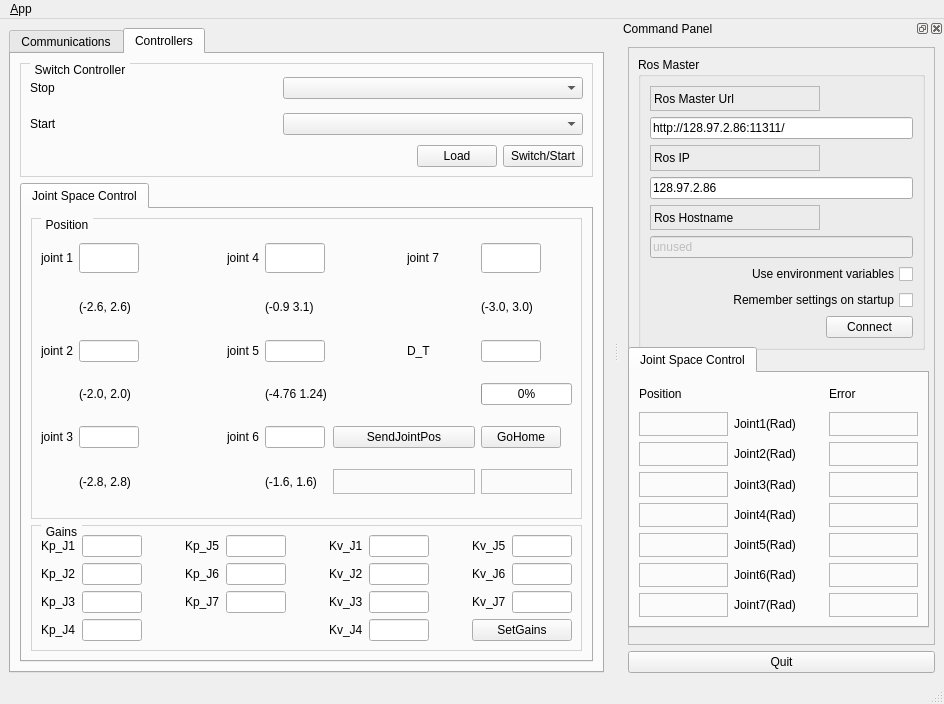
This is barrett_control/barrett_controller_switcher/ui/main_window.ui in ZhengYi0310/eve_workspace_14.04 as Qt 5 draws it before an edit. The edited form follows.
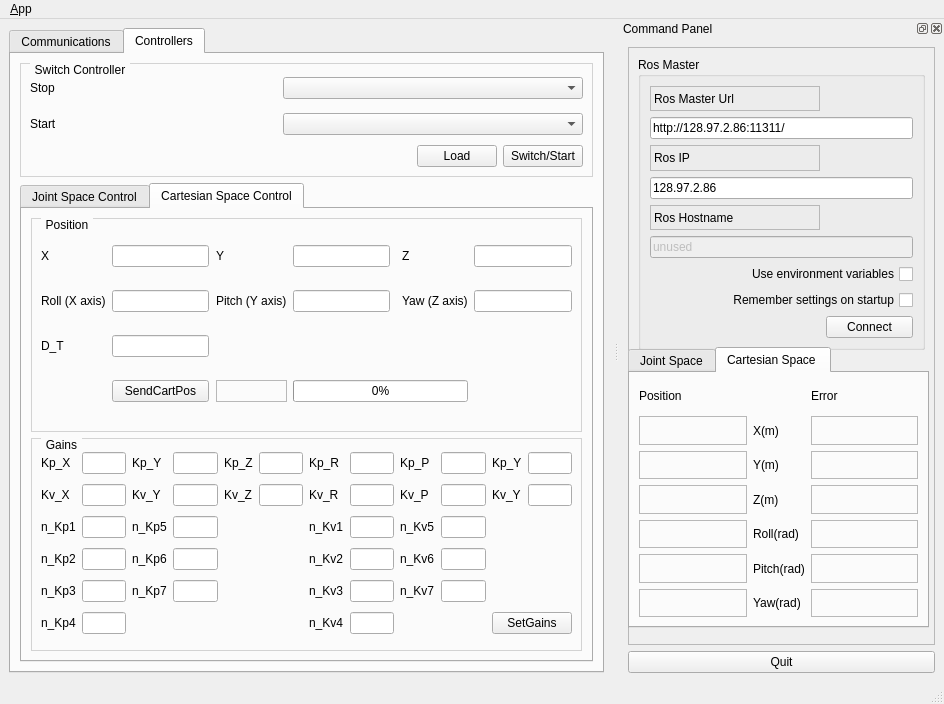
This is the edited form. Icons and pictures are not drawn.

```diff
--- a/barrett_control/barrett_controller_switcher/ui/main_window.ui
+++ b/barrett_control/barrett_controller_switcher/ui/main_window.ui
@@ -21,7 +21,7 @@
    <locale language="English" country="Australia"/>
   </property>
   <widget class="QWidget" name="centralwidget">
-   <layout class="QVBoxLayout" name="verticalLayout_4">
+   <layout class="QVBoxLayout" name="verticalLayout_3">
     <item>
      <widget class="QTabWidget" name="tab_manager">
       <property name="minimumSize">
@@ -192,6 +192,21 @@
         </item>
         <item>
          <widget class="QTabWidget" name="ControllersTabWidget">
+          <property name="styleSheet">
+           <string notr="true">QGroupBox {
+    border: 1px solid lightgray;
+    margin-top: 0.5em;
+}
+
+QGroupBox::title {
+    subcontrol-origin: margin;
+    left: 10px;
+    padding: 0 3px 0 3px;
+}</string>
+          </property>
+          <property name="currentIndex">
+           <number>1</number>
+          </property>
           <widget class="QWidget" name="JointSpaceControlTab">
            <attribute name="title">
             <string>Joint Space Control</string>
@@ -984,6 +999,456 @@
             </item>
            </layout>
           </widget>
+          <widget class="QWidget" name="CartesianSpaceControlTab">
+           <attribute name="title">
+            <string>Cartesian Space Control</string>
+           </attribute>
+           <layout class="QVBoxLayout" name="verticalLayout_4">
+            <item>
+             <widget class="QGroupBox" name="CartesianSpacePosGroupBox">
+              <property name="title">
+               <string>Position</string>
+              </property>
+              <layout class="QGridLayout" name="gridLayout_7">
+               <item row="0" column="0">
+                <widget class="QLabel" name="CartPosXLabel">
+                 <property name="text">
+                  <string>X</string>
+                 </property>
+                </widget>
+               </item>
+               <item row="0" column="1">
+                <widget class="QLineEdit" name="CartPosXText"/>
+               </item>
+               <item row="0" column="2">
+                <spacer name="horizontalSpacer_5">
+                 <property name="orientation">
+                  <enum>Qt::Horizontal</enum>
+                 </property>
+                 <property name="sizeHint" stdset="0">
+                  <size>
+                   <width>11</width>
+                   <height>20</height>
+                  </size>
+                 </property>
+                </spacer>
+               </item>
+               <item row="0" column="3">
+                <widget class="QLabel" name="CartPosYLabel">
+                 <property name="text">
+                  <string>Y</string>
+                 </property>
+                </widget>
+               </item>
+               <item row="0" column="4">
+                <widget class="QLineEdit" name="CartPosYText"/>
+               </item>
+               <item row="0" column="5">
+                <spacer name="horizontalSpacer_7">
+                 <property name="orientation">
+                  <enum>Qt::Horizontal</enum>
+                 </property>
+                 <property name="sizeHint" stdset="0">
+                  <size>
+                   <width>7</width>
+                   <height>20</height>
+                  </size>
+                 </property>
+                </spacer>
+               </item>
+               <item row="0" column="6">
+                <widget class="QLabel" name="CartPosZLabel">
+                 <property name="text">
+                  <string>Z</string>
+                 </property>
+                </widget>
+               </item>
+               <item row="0" column="7">
+                <widget class="QLineEdit" name="CartPosZText"/>
+               </item>
+               <item row="1" column="0">
+                <widget class="QLabel" name="CartPosRollLabel">
+                 <property name="text">
+                  <string>Roll (X axis)</string>
+                 </property>
+                </widget>
+               </item>
+               <item row="1" column="1">
+                <widget class="QLineEdit" name="CartPosRollText"/>
+               </item>
+               <item row="1" column="2">
+                <spacer name="horizontalSpacer_6">
+                 <property name="orientation">
+                  <enum>Qt::Horizontal</enum>
+                 </property>
+                 <property name="sizeHint" stdset="0">
+                  <size>
+                   <width>11</width>
+                   <height>20</height>
+                  </size>
+                 </property>
+                </spacer>
+               </item>
+               <item row="1" column="3">
+                <widget class="QLabel" name="CartPosPitchLabel">
+                 <property name="text">
+                  <string>Pitch (Y axis)</string>
+                 </property>
+                </widget>
+               </item>
+               <item row="1" column="4">
+                <widget class="QLineEdit" name="CartPosPitchText"/>
+               </item>
+               <item row="1" column="5">
+                <spacer name="horizontalSpacer_8">
+                 <property name="orientation">
+                  <enum>Qt::Horizontal</enum>
+                 </property>
+                 <property name="sizeHint" stdset="0">
+                  <size>
+                   <width>7</width>
+                   <height>20</height>
+                  </size>
+                 </property>
+                </spacer>
+               </item>
+               <item row="1" column="6">
+                <widget class="QLabel" name="CartPosYawLabel">
+                 <property name="text">
+                  <string>Yaw (Z axis)</string>
+                 </property>
+                </widget>
+               </item>
+               <item row="1" column="7">
+                <widget class="QLineEdit" name="CartPosYawText"/>
+               </item>
+               <item row="2" column="0">
+                <widget class="QLabel" name="CartPosDurationLabel">
+                 <property name="text">
+                  <string>D_T</string>
+                 </property>
+                </widget>
+               </item>
+               <item row="2" column="1">
+                <widget class="QLineEdit" name="CartPosDurationText"/>
+               </item>
+               <item row="3" column="1">
+                <widget class="QPushButton" name="button_SendCartPos">
+                 <property name="text">
+                  <string>SendCartPos</string>
+                 </property>
+                </widget>
+               </item>
+               <item row="3" column="3">
+                <widget class="QLabel" name="CartPosSentLabel">
+                 <property name="sizePolicy">
+                  <sizepolicy hsizetype="Preferred" vsizetype="Preferred">
+                   <horstretch>20</horstretch>
+                   <verstretch>0</verstretch>
+                  </sizepolicy>
+                 </property>
+                 <property name="minimumSize">
+                  <size>
+                   <width>70</width>
+                   <height>0</height>
+                  </size>
+                 </property>
+                 <property name="frameShape">
+                  <enum>QFrame::StyledPanel</enum>
+                 </property>
+                 <property name="text">
+                  <string/>
+                 </property>
+                </widget>
+               </item>
+               <item row="3" column="4" colspan="3">
+                <widget class="QProgressBar" name="progressBar_CartPos">
+                 <property name="value">
+                  <number>0</number>
+                 </property>
+                </widget>
+               </item>
+              </layout>
+             </widget>
+            </item>
+            <item>
+             <widget class="QGroupBox" name="CartesianSpaceGainGroupBox">
+              <property name="title">
+               <string>Gains</string>
+              </property>
+              <layout class="QGridLayout" name="gridLayout_8">
+               <item row="0" column="0">
+                <widget class="QLabel" name="CartPosXGainLabel_Kp">
+                 <property name="text">
+                  <string>Kp_X</string>
+                 </property>
+                </widget>
+               </item>
+               <item row="0" column="1">
+                <widget class="QLineEdit" name="CartPosXGainText_Kp"/>
+               </item>
+               <item row="0" column="2">
+                <widget class="QLabel" name="CartPosYGainLabel_Kp">
+                 <property name="text">
+                  <string>Kp_Y</string>
+                 </property>
+                </widget>
+               </item>
+               <item row="0" column="3">
+                <widget class="QLineEdit" name="CartPosYGainText_Kp"/>
+               </item>
+               <item row="0" column="4">
+                <widget class="QLabel" name="CartPosZGainLabel_Kp">
+                 <property name="text">
+                  <string>Kp_Z</string>
+                 </property>
+                </widget>
+               </item>
+               <item row="0" column="5">
+                <widget class="QLineEdit" name="CartPosZGainText_Kp"/>
+               </item>
+               <item row="0" column="6">
+                <widget class="QLabel" name="CartPosRollGainLabel_Kp">
+                 <property name="text">
+                  <string>Kp_R</string>
+                 </property>
+                </widget>
+               </item>
+               <item row="0" column="7">
+                <widget class="QLineEdit" name="CartPosRollGainText_Kp"/>
+               </item>
+               <item row="0" column="8">
+                <widget class="QLabel" name="CartPosPitchGainLabel_Kp">
+                 <property name="text">
+                  <string>Kp_P</string>
+                 </property>
+                </widget>
+               </item>
+               <item row="0" column="9">
+                <widget class="QLineEdit" name="CartPosPitchGainText_Kp"/>
+               </item>
+               <item row="0" column="10">
+                <widget class="QLabel" name="CartPosYawGainLabel_Kp">
+                 <property name="text">
+                  <string>Kp_Y</string>
+                 </property>
+                </widget>
+               </item>
+               <item row="0" column="11">
+                <widget class="QLineEdit" name="CartPosYawGainText_Kp"/>
+               </item>
+               <item row="1" column="0">
+                <widget class="QLabel" name="CartPosXGainLabel_Kv">
+                 <property name="text">
+                  <string>Kv_X</string>
+                 </property>
+                </widget>
+               </item>
+               <item row="1" column="1">
+                <widget class="QLineEdit" name="CartPosXGainText_Kv"/>
+               </item>
+               <item row="1" column="2">
+                <widget class="QLabel" name="CartPosYGainLabel_Kv">
+                 <property name="text">
+                  <string>Kv_Y</string>
+                 </property>
+                </widget>
+               </item>
+               <item row="1" column="3">
+                <widget class="QLineEdit" name="CartPosYGainText_Kv"/>
+               </item>
+               <item row="1" column="4">
+                <widget class="QLabel" name="CartPosZGainLabel_Kv">
+                 <property name="text">
+                  <string>Kv_Z</string>
+                 </property>
+                </widget>
+               </item>
+               <item row="1" column="5">
+                <widget class="QLineEdit" name="CartPosZGainText_Kv"/>
+               </item>
+               <item row="1" column="6">
+                <widget class="QLabel" name="CartPosRollGainLabel_Kv">
+                 <property name="text">
+                  <string>Kv_R</string>
+                 </property>
+                </widget>
+               </item>
+               <item row="1" column="7">
+                <widget class="QLineEdit" name="CartPosRollGainText_Kv"/>
+               </item>
+               <item row="1" column="8">
+                <widget class="QLabel" name="CartPosPitchGainLabel_Kv">
+                 <property name="text">
+                  <string>Kv_P</string>
+                 </property>
+                </widget>
+               </item>
+               <item row="1" column="9">
+                <widget class="QLineEdit" name="CartPosPitchGainText_Kv"/>
+               </item>
+               <item row="1" column="10">
+                <widget class="QLabel" name="CartPosYawGainLabel_Kv">
+                 <property name="text">
+                  <string>Kv_Y</string>
+                 </property>
+                </widget>
+               </item>
+               <item row="1" column="11">
+                <widget class="QLineEdit" name="CartPosYawGainText_Kv"/>
+               </item>
+               <item row="2" column="0">
+                <widget class="QLabel" name="JointGainLabel_nullKp_1">
+                 <property name="text">
+                  <string>n_Kp1</string>
+                 </property>
+                </widget>
+               </item>
+               <item row="2" column="1">
+                <widget class="QLineEdit" name="JointGainText_nullKp_1"/>
+               </item>
+               <item row="2" column="2">
+                <widget class="QLabel" name="JointGainLabel_nullKp_5">
+                 <property name="text">
+                  <string>n_Kp5</string>
+                 </property>
+                </widget>
+               </item>
+               <item row="2" column="3">
+                <widget class="QLineEdit" name="JointGainText_nullKp_5"/>
+               </item>
+               <item row="2" column="6">
+                <widget class="QLabel" name="JointGainLabel_nullKv_1">
+                 <property name="text">
+                  <string>n_Kv1</string>
+                 </property>
+                </widget>
+               </item>
+               <item row="2" column="7">
+                <widget class="QLineEdit" name="JointGainText_nullKv_1"/>
+               </item>
+               <item row="2" column="8">
+                <widget class="QLabel" name="JointGainLabel_nullKv_5">
+                 <property name="text">
+                  <string>n_Kv5</string>
+                 </property>
+                </widget>
+               </item>
+               <item row="2" column="9">
+                <widget class="QLineEdit" name="JointGainText_nullKv_5"/>
+               </item>
+               <item row="3" column="0">
+                <widget class="QLabel" name="JointGainLabel_nullKp_2">
+                 <property name="text">
+                  <string>n_Kp2</string>
+                 </property>
+                </widget>
+               </item>
+               <item row="3" column="1">
+                <widget class="QLineEdit" name="JointGainText_nullKp_2"/>
+               </item>
+               <item row="3" column="2">
+                <widget class="QLabel" name="JointGainLabel_nullKp_6">
+                 <property name="text">
+                  <string>n_Kp6</string>
+                 </property>
+                </widget>
+               </item>
+               <item row="3" column="3">
+                <widget class="QLineEdit" name="JointGainText_nullKp_6"/>
+               </item>
+               <item row="3" column="6">
+                <widget class="QLabel" name="JointGainLabel_nullKv_2">
+                 <property name="text">
+                  <string>n_Kv2</string>
+                 </property>
+                </widget>
+               </item>
+               <item row="3" column="7">
+                <widget class="QLineEdit" name="JointGainText_nullKv_2"/>
+               </item>
+               <item row="3" column="8">
+                <widget class="QLabel" name="JointGainLabel_nullKv_6">
+                 <property name="text">
+                  <string>n_Kv6</string>
+                 </property>
+                </widget>
+               </item>
+               <item row="3" column="9">
+                <widget class="QLineEdit" name="JointGainText_nullKv_6"/>
+               </item>
+               <item row="4" column="0">
+                <widget class="QLabel" name="JointGainLabel_nullKp_3">
+                 <property name="text">
+                  <string>n_Kp3</string>
+                 </property>
+                </widget>
+               </item>
+               <item row="4" column="1">
+                <widget class="QLineEdit" name="JointGainText_nullKp_3"/>
+               </item>
+               <item row="4" column="2">
+                <widget class="QLabel" name="JointGainLabel_nullKp_7">
+                 <property name="text">
+                  <string>n_Kp7</string>
+                 </property>
+                </widget>
+               </item>
+               <item row="4" column="3">
+                <widget class="QLineEdit" name="JointGainText_nullKp_7"/>
+               </item>
+               <item row="4" column="6">
+                <widget class="QLabel" name="JointGainLabel_nullKv_3">
+                 <property name="text">
+                  <string>n_Kv3</string>
+                 </property>
+                </widget>
+               </item>
+               <item row="4" column="7">
+                <widget class="QLineEdit" name="JointGainText_nullKv_3"/>
+               </item>
+               <item row="4" column="8">
+                <widget class="QLabel" name="JointGainLabel_nullKv_7">
+                 <property name="text">
+                  <string>n_Kv7</string>
+                 </property>
+                </widget>
+               </item>
+               <item row="4" column="9">
+                <widget class="QLineEdit" name="JointGainText_nullKv_7"/>
+               </item>
+               <item row="5" column="0">
+                <widget class="QLabel" name="JointGainLabel_nullKp_4">
+                 <property name="text">
+                  <string>n_Kp4</string>
+                 </property>
+                </widget>
+               </item>
+               <item row="5" column="1">
+                <widget class="QLineEdit" name="JointGainText_nullKp_4"/>
+               </item>
+               <item row="5" column="6">
+                <widget class="QLabel" name="JointGainLabel_nullKv_4">
+                 <property name="text">
+                  <string>n_Kv4</string>
+                 </property>
+                </widget>
+               </item>
+               <item row="5" column="7">
+                <widget class="QLineEdit" name="JointGainText_nullKv_4"/>
+               </item>
+               <item row="5" column="10" colspan="2">
+                <widget class="QPushButton" name="button_SetGainsCart">
+                 <property name="text">
+                  <string>SetGains</string>
+                 </property>
+                </widget>
+               </item>
+              </layout>
+             </widget>
+            </item>
+           </layout>
+          </widget>
          </widget>
         </item>
        </layout>
@@ -1195,9 +1660,12 @@
           <height>281</height>
          </rect>
         </property>
+        <property name="currentIndex">
+         <number>1</number>
+        </property>
         <widget class="QWidget" name="JointSpaceControlState">
          <attribute name="title">
-          <string>Joint Space Control</string>
+          <string>Joint Space</string>
          </attribute>
          <layout class="QGridLayout" name="gridLayout_4">
           <item row="0" column="0">
@@ -1405,6 +1873,207 @@
           </item>
          </layout>
         </widget>
+        <widget class="QWidget" name="CartesianSpaceControlStatetab">
+         <attribute name="title">
+          <string>Cartesian Space </string>
+         </attribute>
+         <layout class="QGridLayout" name="gridLayout_9">
+          <item row="0" column="0">
+           <widget class="QLabel" name="CartesianPositionLabel">
+            <property name="text">
+             <string>Position</string>
+            </property>
+           </widget>
+          </item>
+          <item row="0" column="2">
+           <widget class="QLabel" name="CartesianErrorLabel">
+            <property name="text">
+             <string>Error</string>
+            </property>
+           </widget>
+          </item>
+          <item row="1" column="0">
+           <widget class="QLabel" name="CartPosX_Val">
+            <property name="frameShape">
+             <enum>QFrame::StyledPanel</enum>
+            </property>
+            <property name="text">
+             <string/>
+            </property>
+           </widget>
+          </item>
+          <item row="1" column="1">
+           <widget class="QLabel" name="CartPosXStateLabel">
+            <property name="sizePolicy">
+             <sizepolicy hsizetype="Fixed" vsizetype="Preferred">
+              <horstretch>0</horstretch>
+              <verstretch>0</verstretch>
+             </sizepolicy>
+            </property>
+            <property name="text">
+             <string>X(m)</string>
+            </property>
+           </widget>
+          </item>
+          <item row="1" column="2">
+           <widget class="QLabel" name="CartErrorX_Val">
+            <property name="frameShape">
+             <enum>QFrame::StyledPanel</enum>
+            </property>
+            <property name="text">
+             <string/>
+            </property>
+           </widget>
+          </item>
+          <item row="2" column="0">
+           <widget class="QLabel" name="CartPosY_Val">
+            <property name="frameShape">
+             <enum>QFrame::StyledPanel</enum>
+            </property>
+            <property name="text">
+             <string/>
+            </property>
+           </widget>
+          </item>
+          <item row="2" column="1">
+           <widget class="QLabel" name="CartPosYStateLabel">
+            <property name="sizePolicy">
+             <sizepolicy hsizetype="Fixed" vsizetype="Preferred">
+              <horstretch>0</horstretch>
+              <verstretch>0</verstretch>
+             </sizepolicy>
+            </property>
+            <property name="text">
+             <string>Y(m)</string>
+            </property>
+           </widget>
+          </item>
+          <item row="2" column="2">
+           <widget class="QLabel" name="CartErrorY_Val">
+            <property name="frameShape">
+             <enum>QFrame::StyledPanel</enum>
+            </property>
+            <property name="text">
+             <string/>
+            </property>
+           </widget>
+          </item>
+          <item row="3" column="0">
+           <widget class="QLabel" name="CartPosZ_Val">
+            <property name="frameShape">
+             <enum>QFrame::StyledPanel</enum>
+            </property>
+            <property name="text">
+             <string/>
+            </property>
+           </widget>
+          </item>
+          <item row="3" column="1">
+           <widget class="QLabel" name="CartPosZStateLabel">
+            <property name="sizePolicy">
+             <sizepolicy hsizetype="Fixed" vsizetype="Preferred">
+              <horstretch>0</horstretch>
+              <verstretch>0</verstretch>
+             </sizepolicy>
+            </property>
+            <property name="text">
+             <string>Z(m)</string>
+            </property>
+           </widget>
+          </item>
+          <item row="3" column="2">
+           <widget class="QLabel" name="CartErrorZ_Val">
+            <property name="frameShape">
+             <enum>QFrame::StyledPanel</enum>
+            </property>
+            <property name="text">
+             <string/>
+            </property>
+           </widget>
+          </item>
+          <item row="4" column="0">
+           <widget class="QLabel" name="CartPosRoll_Val">
+            <property name="frameShape">
+             <enum>QFrame::StyledPanel</enum>
+            </property>
+            <property name="text">
+             <string/>
+            </property>
+           </widget>
+          </item>
+          <item row="4" column="1">
+           <widget class="QLabel" name="CartPosRollStateLabel">
+            <property name="text">
+             <string>Roll(rad)</string>
+            </property>
+           </widget>
+          </item>
+          <item row="4" column="2">
+           <widget class="QLabel" name="CartErrorRoll_Val">
+            <property name="frameShape">
+             <enum>QFrame::StyledPanel</enum>
+            </property>
+            <property name="text">
+             <string/>
+            </property>
+           </widget>
+          </item>
+          <item row="5" column="0">
+           <widget class="QLabel" name="CartPosYaw_Val">
+            <property name="frameShape">
+             <enum>QFrame::StyledPanel</enum>
+            </property>
+            <property name="text">
+             <string/>
+            </property>
+           </widget>
+          </item>
+          <item row="5" column="1">
+           <widget class="QLabel" name="CartPosPitchStateLabel">
+            <property name="text">
+             <string>Pitch(rad)</string>
+            </property>
+           </widget>
+          </item>
+          <item row="5" column="2">
+           <widget class="QLabel" name="CartErrorYaw_Val">
+            <property name="frameShape">
+             <enum>QFrame::StyledPanel</enum>
+            </property>
+            <property name="text">
+             <string/>
+            </property>
+           </widget>
+          </item>
+          <item row="6" column="0">
+           <widget class="QLabel" name="CartPosPitch_Val">
+            <property name="frameShape">
+             <enum>QFrame::StyledPanel</enum>
+            </property>
+            <property name="text">
+             <string/>
+            </property>
+           </widget>
+          </item>
+          <item row="6" column="1">
+           <widget class="QLabel" name="CartPosYawStateLabel">
+            <property name="text">
+             <string>Yaw(rad)</string>
+            </property>
+           </widget>
+          </item>
+          <item row="6" column="2">
+           <widget class="QLabel" name="CartErrorPitch_Val">
+            <property name="frameShape">
+             <enum>QFrame::StyledPanel</enum>
+            </property>
+            <property name="text">
+             <string/>
+            </property>
+           </widget>
+          </item>
+         </layout>
+        </widget>
        </widget>
       </widget>
      </item>
```
